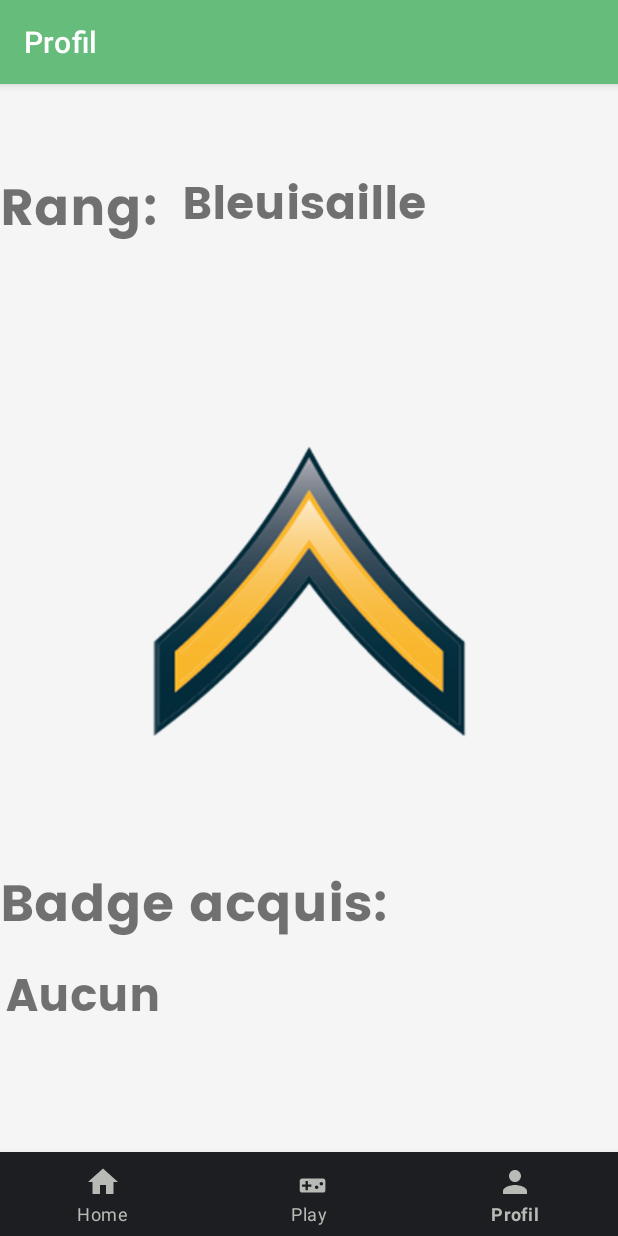
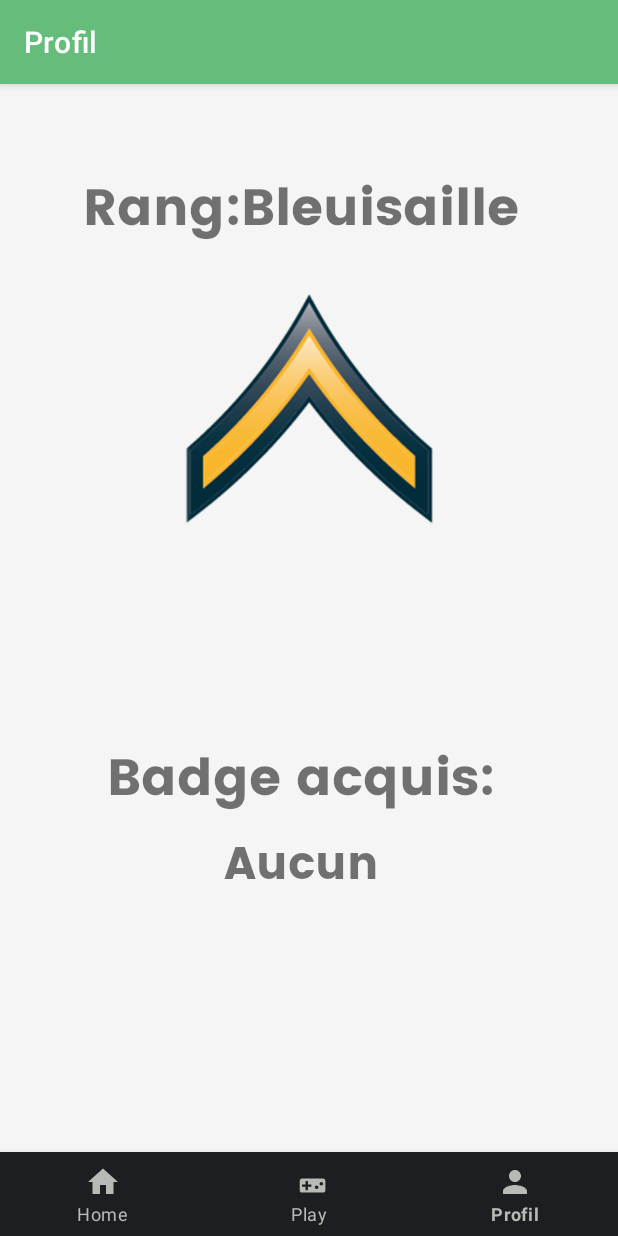
Before and after one commit to Cliffy57/2A_Projet_Tutor-_S3_2021-, an Android app: the ProfilFragment screen opened through its navigation route, on a phone screen of 412 x 824 dp. Run offline under Robolectric (Android 15) with nearby library versions, the phone set to English and light mode, and no system bars; our stand-ins replace navigation-ui.

Commit message:
alignement textView

```diff
--- a/app/src/main/java/com/example/grainedecopeauxmobile/MainActivity.java
+++ b/app/src/main/java/com/example/grainedecopeauxmobile/MainActivity.java
@@ -247,7 +247,8 @@ public class MainActivity extends AppCompatActivity {
 
     public void onClickScoreMoins(View view)
     {
-        ProfilFragment.score = ProfilFragment.score -100;
+        if (ProfilFragment.score != 0)
+            ProfilFragment.score = ProfilFragment.score -100;
     }
     public void onClickAssemblage(View view){
         ConstraintLayout current_fragment=findViewById(R.id.fragment_cours);
--- a/app/src/main/res/layout/fragment_profil.xml
+++ b/app/src/main/res/layout/fragment_profil.xml
@@ -8,44 +8,33 @@
 
     <TextView
         android:id="@+id/textDescritpionBadge"
-        android:layout_width="384dp"
-        android:layout_height="58dp"
-        android:layout_marginStart="4dp"
-        android:layout_marginTop="528dp"
+        android:layout_width="402dp"
+        android:layout_height="60dp"
+        android:layout_marginTop="440dp"
         android:editable="false"
         android:fontFamily="@font/poppins_bold"
+        android:textAlignment="center"
         android:textSize="30sp"
         app:layout_constraintStart_toStartOf="parent"
         app:layout_constraintTop_toTopOf="parent" />
 
     <TextView
         android:id="@+id/text_badge"
-        android:layout_width="391dp"
-        android:layout_height="66dp"
-        android:layout_marginTop="464dp"
+        android:layout_width="402dp"
+        android:layout_height="60dp"
+        android:layout_marginTop="380dp"
         android:fontFamily="@font/poppins_bold"
         android:text="@string/badge"
+        android:textAlignment="center"
         android:textSize="34sp"
         app:layout_constraintStart_toStartOf="parent"
         app:layout_constraintTop_toTopOf="parent" />
 
     <TextView
-        android:id="@+id/textDescritpionRang"
-        android:layout_width="270dp"
-        android:layout_height="58dp"
-        android:layout_marginStart="121dp"
-        android:editable="false"
-        android:fontFamily="@font/poppins_bold"
-        android:textSize="30sp"
-        app:layout_constraintStart_toStartOf="parent"
-        app:layout_constraintTop_toTopOf="parent" />
-
-    <TextView
         android:id="@+id/text_rang"
-        android:layout_width="0dp"
+        android:layout_width="402dp"
         android:layout_height="60dp"
         android:fontFamily="@font/poppins_bold"
-        android:text="@string/rang"
         android:textAlignment="center"
         android:textSize="34sp"
         app:layout_constraintStart_toStartOf="parent"
@@ -53,11 +42,11 @@
 
     <ImageView
         android:id="@+id/img_rang"
-        android:layout_width="407dp"
-        android:layout_height="450dp"
+        android:layout_width="402dp"
+        android:layout_height="322dp"
         android:contentDescription="@string/img_rang"
         android:src="@drawable/rank_bleuisaille"
         app:layout_constraintEnd_toEndOf="parent"
         app:layout_constraintStart_toStartOf="parent"
-        app:layout_constraintTop_toBottomOf="@+id/textDescritpionRang" />
+        tools:layout_editor_absoluteY="58dp" />
 </androidx.constraintlayout.widget.ConstraintLayout>
--- a/app/src/main/res/values/strings.xml
+++ b/app/src/main/res/values/strings.xml
@@ -16,7 +16,6 @@
     <string name ="text_utilisateur">Visiteur</string>
     <string name="text_home_description">Apprendre la menuiserie en s\'amusant !</string>
     <string name="btn_login">Connexion</string>
-    <string name="rang">Rang: </string>
     <string name="badge">Badge acquis: </string>
     <string name="img_rang">Rang</string>
     <string name="assemblage_question">Quel méthode d\'assemblage n\'existe pas ?</string>
```
Also changed, not shown: app/src/main/java/com/example/grainedecopeauxmobile/ui/profil/ProfilFragment.java (+11 -11 lines).
